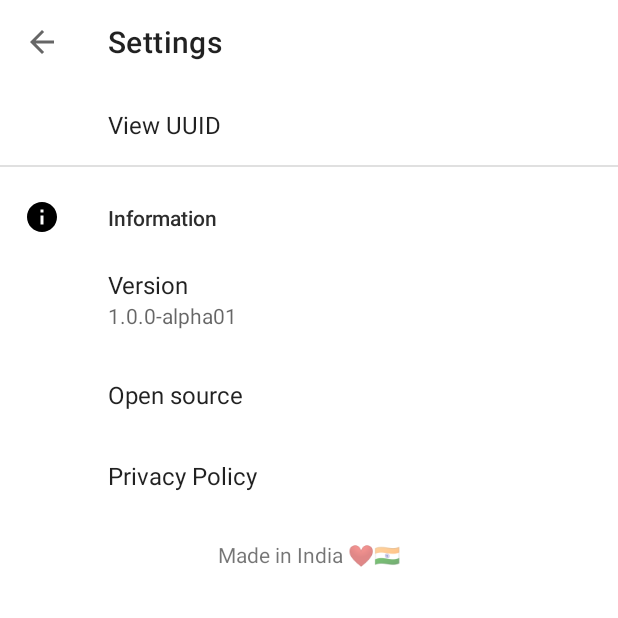
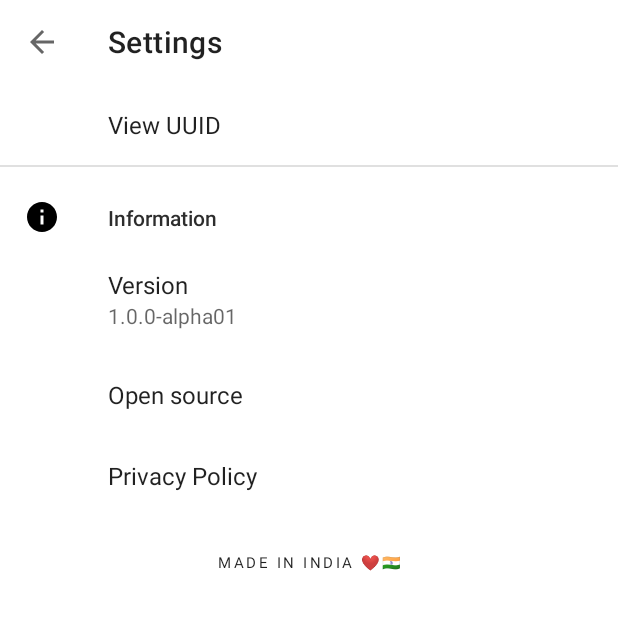
Before and after one commit to captainAyan/location-share, an Android app: the SettingsActivity screen opened directly, with no data from a screen before it, on a phone screen of 412 x 824 dp, the top half of it. Run offline under Robolectric (Android 15) with nearby library versions, the phone set to English and light mode, and no system bars; our stand-ins replace androidx.preference.

Commit message:
fixed 'made in India' label font

```diff
--- a/android/app/src/main/res/layout/activity_settings.xml
+++ b/android/app/src/main/res/layout/activity_settings.xml
@@ -42,8 +42,9 @@
                 android:layout_width="match_parent"
                 android:layout_height="wrap_content"
                 android:text="Made in India ❤️🇮🇳"
-                android:layout_marginTop="16dp"
-                android:layout_marginBottom="16dp"
+                android:textAppearance="@style/TextAppearance.MaterialComponents.Overline"
+                android:layout_marginTop="24dp"
+                android:layout_marginBottom="24dp"
                 android:textAlignment="center"
                 android:layout_below="@id/settingsFragmentContainer"/>
         </RelativeLayout>
```
